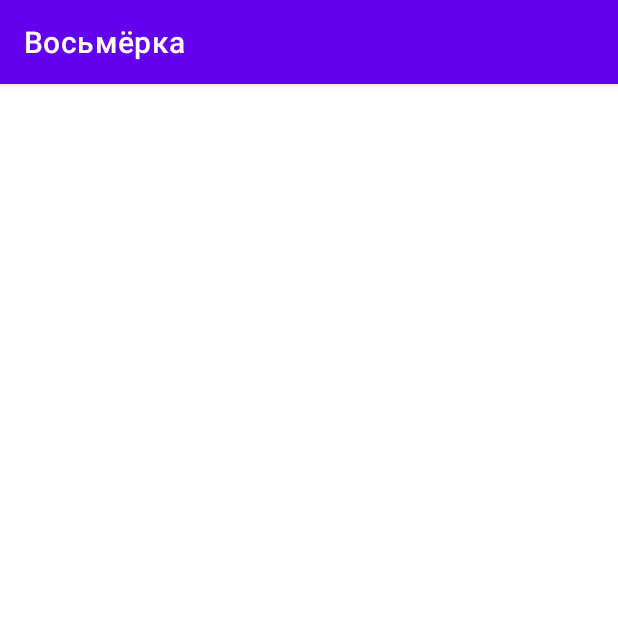
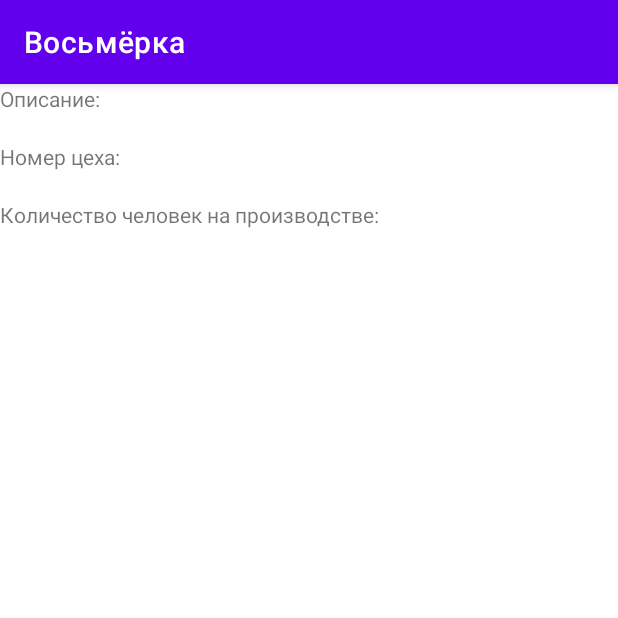
Before and after one commit to T1mba/secondProject, an Android app: the Material_activity screen opened directly, with no data from a screen before it, on a phone screen of 412 x 824 dp, the top half of it. Run offline under Robolectric (Android 15) with nearby library versions, the light colour scheme and no system bars.

```diff
--- a/app/src/main/java/ru/yotc/igimbaev/MaterialAdapter.kt
+++ b/app/src/main/java/ru/yotc/igimbaev/MaterialAdapter.kt
@@ -29,10 +29,10 @@ class MaterialAdapter (
     override fun getItemCount(): Int = values.size
     override fun onBindViewHolder(holder: ViewHolder, position: Int){
         holder.title.text = values[position].Title
-        holder.kolvo.text = values[position].CountInPack.toString()
+        holder.kolvo.text = values[position].CountInPack
         holder.unit.text = values[position].Unit
-        holder.stock.text = values[position].CountInStock.toString()
-        holder.price.text = values[position].Cost.toString()
+        holder.stock.text = values[position].CountInStock
+        holder.price.text = values[position].Cost
         itemClickListener?.invoke(values[position])
 
     }
--- a/app/src/main/java/ru/yotc/igimbaev/MyApp.kt
+++ b/app/src/main/java/ru/yotc/igimbaev/MyApp.kt
@@ -1,8 +1,15 @@
 package ru.yotc.igimbaev
 
 import android.app.Application
+import org.json.JSONObject
 
 class MyApp : Application() {
     var token = ""
     var username = ""
+    var materialList = ArrayList<Materiainfo>()
+    private  var size: Int = 0
+    val productList = ArrayList<Product>()
+    var productmaterialList = ArrayList<ProductMaterial>()
+    val filtredMaterialList = ArrayList<Materiainfo>()
+    var currentProduct: Product?=null
 }
--- a/app/src/main/java/ru/yotc/igimbaev/Product.kt
+++ b/app/src/main/java/ru/yotc/igimbaev/Product.kt
@@ -1,7 +1,7 @@
 package ru.yotc.igimbaev
 
 data class Product(
-    val iD: Int,
+    val ID: Int,
     val Title: String,
     val productTypeID: Int,
     val articleNumber: Int,
--- a/app/src/main/res/layout/activity_material_activity.xml
+++ b/app/src/main/res/layout/activity_material_activity.xml
@@ -1,21 +1,48 @@
 <?xml version="1.0" encoding="utf-8"?>
-<androidx.constraintlayout.widget.ConstraintLayout xmlns:android="http://schemas.android.com/apk/res/android"
-    xmlns:app="http://schemas.android.com/apk/res-auto"
-    xmlns:tools="http://schemas.android.com/tools"
+<LinearLayout xmlns:android="http://schemas.android.com/apk/res/android"
     android:layout_width="match_parent"
     android:layout_height="match_parent"
-    tools:context=".Material_activity">
-    <LinearLayout
-        android:layout_width="match_parent"
-        android:layout_height="match_parent"
-        android:orientation="vertical"
-        android:weightSum="3" >
+
+    android:orientation="vertical">
+
+<ImageView
+    android:layout_width="match_parent"
+    android:layout_height="wrap_content"
+    android:id="@+id/logo"/>
+    <TextView
+        android:layout_width="wrap_content"
+        android:layout_height="wrap_content"
+        android:text="Описание: "
+        />
+    <TextView
+        android:layout_width="wrap_content"
+        android:layout_height="wrap_content"
+        android:text=""
+        android:id="@+id/opis"/>
+    <TextView
+        android:layout_width="wrap_content"
+        android:layout_height="wrap_content"
+        android:text="Номер цеха: "
+        />
+    <TextView
+        android:layout_width="wrap_content"
+        android:layout_height="wrap_content"
+        android:text=""
+        android:id="@+id/number"/>
+    <TextView
+        android:layout_width="wrap_content"
+        android:layout_height="wrap_content"
+        android:text="Количество человек на производстве: "
+       />
+    <TextView
+        android:layout_width="wrap_content"
+        android:layout_height="wrap_content"
+        android:text=""
+        android:id="@+id/people"/>
 
     <androidx.recyclerview.widget.RecyclerView
         android:id="@+id/materialview"
         android:layout_width="match_parent"
-        android:layout_height="0dp"
-        android:layout_weight="3"
+        android:layout_height="wrap_content"
         />
     </LinearLayout>
-</androidx.constraintlayout.widget.ConstraintLayout>
```
Also changed, not shown: app/src/main/java/ru/yotc/igimbaev/Materiainfo.kt (+8 -4 lines), app/src/main/java/ru/yotc/igimbaev/Material_activity.kt (+86 -30 lines), app/src/main/java/ru/yotc/igimbaev/ProductMaterial.kt (added, +7 -0 lines), app/src/main/java/ru/yotc/igimbaev/Product_Activity.kt (+15 -12 lines).
